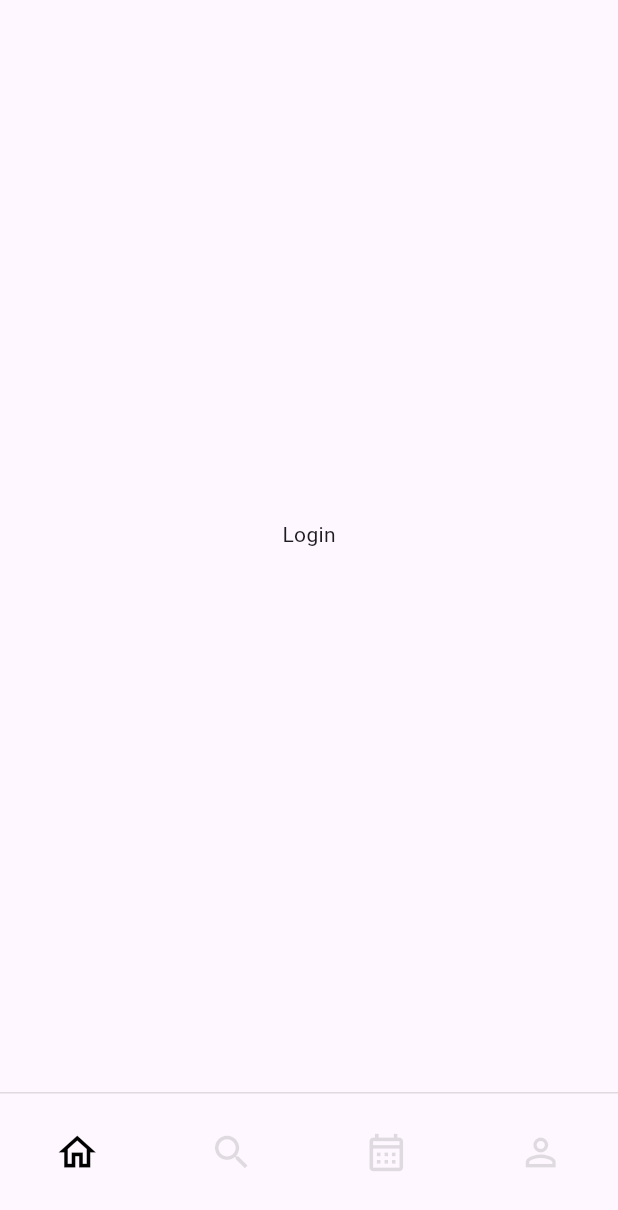
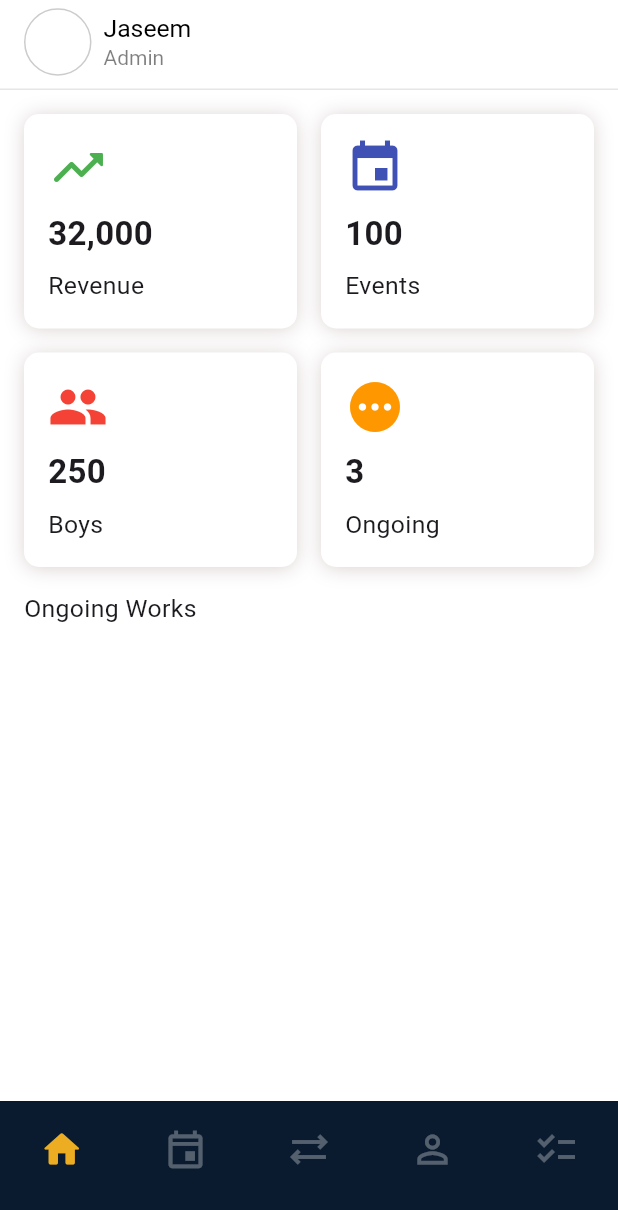
Before and after one commit to JASEEMCP/cateroe-admin, a Flutter app: the screen it shows after launch, on a phone screen of 412 x 824 dp. Shown: the top 1210 px of the screen. Run offline on Flutter 3.47's test engine with Material 3 defaults, Android fonts, the phone set to English and light mode, and no system bars; our stand-ins replace dio, flutter_bloc, flutter_secure_storage, freezed_annotation, gap, get_it and 4 more.

Commit message:
Refactor helper widget and update styles
- Removed unnecessary blank lines in helper_widget.dart.
- Added overflow property to CustomText widget.
- Updated text style in CustomText widget to use textN16.
- Adjusted font size calculation in CustomText widget.
- Updated imports in common_lib.dart to include helper_widget.dart.
- Changed the login page to ScreenHome in router.dart.
- Refactored color definitions in colors.dart for better clarity.
- Adjusted screen size thresholds in styles.dart for responsive design.
- Enhanced AppTheme class to include new color properties and updated theme data.
- Updated pubspec.lock with new package versions and dependencies.
- Updated pubspec.yaml to require Dart SDK version 3.8.0.

```diff
--- a/analysis_options.yaml
+++ b/analysis_options.yaml
@@ -8,6 +8,9 @@
 # The following line activates a set of recommended lints for Flutter apps,
 # packages, and plugins designed to encourage good coding practices.
 include: package:flutter_lints/flutter.yaml
+
+formatter:
+  trailing_commas: preserve
 
 linter:
   # The lint rules applied to this project can be customized in the
--- /dev/null
+++ b/lib/presentation/home/home_screen.dart
@@ -0,0 +1,104 @@
+import 'package:app/presentation/widget/custom_home_card.dart';
+import 'package:app/resource/utils/common_lib.dart';
+
+class ScreenHome extends StatelessWidget {
+  const ScreenHome({super.key});
+
+  @override
+  Widget build(BuildContext context) {
+    final inset = $style.insets;
+    return Scaffold(
+      appBar: AppBar(
+        bottom: PreferredSize(
+          preferredSize: const Size.fromHeight(4.0),
+          child: Container(
+            color: context.theme.kBlack.withValues(alpha: 0.1),
+            height: 1,
+          ),
+        ),
+
+        title: Row(
+          spacing: inset.xs,
+          children: [
+            Container(
+              height: 45,
+              width: 45,
+              decoration: BoxDecoration(
+                shape: BoxShape.circle,
+                color: context.theme.kWhite,
+                border: Border.all(
+                  color: context.theme.kBlack.withValues(alpha: 0.2),
+                ),
+              ),
+              //child: Icon(Icons.account_circle),
+            ),
+            Column(
+              crossAxisAlignment: CrossAxisAlignment.start,
+              children: [
+                CustomText(
+                  txt: 'Jaseem',
+                  color: context.theme.kBlack,
+                ),
+                CustomText(
+                  txt: 'Admin',
+                  color: context.theme.kBlack.withValues(alpha: 0.5),
+                  fontSize: 14,
+                ),
+              ],
+            ),
+          ],
+        ),
+      ),
+      body: SingleChildScrollView(
+        padding: EdgeInsets.all(inset.sm),
+        child: Column(
+          crossAxisAlignment: CrossAxisAlignment.start,
+          spacing: inset.sm,
+          children: [
+            Row(
+              spacing: inset.sm,
+              children: [
+                Expanded(child: CustomHomeCard()),
+
+                Expanded(
+                  child: CustomHomeCard(
+                    title: '100',
+                    subtitle: 'Events',
+                    icon: Icons.event,
+                    iconColor: Colors.indigo,
+                  ),
+                ),
+              ],
+            ),
+            Row(
+              spacing: inset.sm,
+              children: [
+                Expanded(
+                  child: CustomHomeCard(
+                    title: '250',
+                    subtitle: 'Boys',
+                    icon: Icons.people,
+                    iconColor: Colors.red,
+                  ),
+                ),
+
+                Expanded(
+                  child: CustomHomeCard(
+                    title: '3',
+                    subtitle: 'Ongoing',
+                    icon: Icons.pending,
+                    iconColor: Colors.orange,
+                  ),
+                ),
+              ],
+            ),
+            CustomText(
+              txt: 'Ongoing Works',
+              fontWeight: FontWeight.normal,
+            ),
+          ],
+        ),
+      ),
+    );
+  }
+}
--- a/lib/presentation/main_screen/main_screen.dart
+++ b/lib/presentation/main_screen/main_screen.dart
@@ -17,11 +17,20 @@ class _ScreenMainState extends State<ScreenMain> {
     final inset = $style.insets;
     return Scaffold(
       bottomNavigationBar: Container(
+        height: 90,
+        decoration: BoxDecoration(
+          color: context.theme.kSecondary,
+          border: Border(
+            top: BorderSide(
+              color: context.theme.kBlack.withValues(alpha: 0.1),
+            ),
+          ),
+        ),
+        child: Column(
+          mainAxisSize: MainAxisSize.min,
+          children: [
+            Container(
               margin: EdgeInsets.symmetric(vertical: inset.sm),
-        height: 80,
-        decoration: BoxDecoration(
-          border: Border(top: BorderSide(color: Colors.black12)),
-        ),
               child: ValueListenableBuilder(
                 valueListenable: tabChangeNotifier,
                 builder: (context, index, _) {
@@ -30,8 +39,8 @@ class _ScreenMainState extends State<ScreenMain> {
                     children: [
                       _buildNavIconBtn(
                         index == 0,
+                        Icons.home_outlined,
                         Icons.home_rounded,
-                  Icons.home_outlined,
                         () {
                           tabChangeNotifier.value = 0;
                           if (index != 0) {
@@ -41,8 +50,8 @@ class _ScreenMainState extends State<ScreenMain> {
                       ),
                       _buildNavIconBtn(
                         index == 1,
-                  Icons.search_outlined,
-                  Icons.search,
+                        Icons.event_outlined,
+                        Icons.event,
                         () {
                           tabChangeNotifier.value = 1;
                           if (index != 1) {
@@ -52,8 +61,8 @@ class _ScreenMainState extends State<ScreenMain> {
                       ),
                       _buildNavIconBtn(
                         index == 2,
-                  Icons.calendar_month_outlined,
-                  Icons.calendar_month,
+                        Icons.sync_alt_outlined,
+                        Icons.sync_alt,
                         () {
                           tabChangeNotifier.value = 2;
                           if (index != 2) {
@@ -72,9 +81,23 @@ class _ScreenMainState extends State<ScreenMain> {
                           }
                         },
                       ),
+                      _buildNavIconBtn(
+                        index == 4,
+                        Icons.checklist_outlined,
+                        Icons.checklist,
+                        () {
+                          tabChangeNotifier.value = 4;
+                          if (index != 4) {
+                            //context.go(ScreenPath.profile);
+                          }
+                        },
+                      ),
                     ],
                   );
                 },
+              ),
+            ),
+          ],
         ),
       ),
       body: widget.child,
@@ -92,7 +115,9 @@ class _ScreenMainState extends State<ScreenMain> {
       child: Icon(
         isSelected ? selected : unSelected,
         size: 30,
-        color: isSelected ? Colors.black : Colors.black12,
+        color: isSelected
+            ? context.theme.kPrimaryGold
+            : context.theme.kWhite.withValues(alpha: 0.3),
       ),
     );
   }
--- a/lib/presentation/styles/colors.dart
+++ /dev/null
@@ -1,17 +0,0 @@
-import 'package:flutter/material.dart';
-
-class AppColors {
-  /// Light theme colors
-  static Color kBlack = Colors.black;
-  static Color kWhite = Colors.white;
-  static Color primary = Colors.pink;
-  static Color background = Colors.white;
-  static Color divider = Colors.grey.shade300;
-
-  /// Dark theme colors
-  static Color kBlackDark = Colors.white;
-  static Color kWhiteDark = Colors.black;
-  static Color primaryDark = const Color.fromARGB(255, 185, 9, 68);
-  static Color backgroundDark = Colors.black;
-  static Color dividerDark = Colors.grey.shade700;
-}
--- a/lib/presentation/styles/responsive_layout.dart
+++ /dev/null
@@ -1,53 +0,0 @@
-
-
-import 'package:flutter/material.dart';
-
-const int mobileSize = 600;
-const int tabletSize = 1100;
-
-class ResponsiveLayout extends StatelessWidget {
-  // the custom screen size is specific to this project
-  final Widget mobile;
-  final Widget tablet;
-  final Widget desktop;
-
-  const ResponsiveLayout({
-    super.key,
-    required this.mobile,
-    required this.tablet,
-    required this.desktop,
-  });
-
-  static bool isMobile(BuildContext context) {
-    return MediaQuery.of(context).size.width < mobileSize;
-  }
-
-  static bool isTablet(BuildContext context) {
-    final mq = MediaQuery.of(context).size.width;
-
-    return mobileSize <= mq && mq <= tabletSize;
-  }
-
-  static bool isDesktop(BuildContext context) {
-    final mq = MediaQuery.of(context).size.width;
-    return mq >= tabletSize;
-  }
-
-  // static AppStyle get style => _style;
-  // static AppStyle _style = AppStyle();
-  @override
-  Widget build(BuildContext context) {
-    return LayoutBuilder(
-      builder: (context, constraints) {
-        // _style = AppStyle(screenSize: context.mq);
-        if (constraints.maxWidth < mobileSize) {
-          return mobile;
-        } else if (constraints.maxWidth < tabletSize) {
-          return tablet;
-        } else {
-          return desktop;
-        }
-      },
-    );
-  }
-}
--- a/lib/presentation/styles/styles.dart
+++ /dev/null
@@ -1,155 +0,0 @@
-
-
-// ignore_for_file: library_private_types_in_public_api
-
-import 'package:flutter/material.dart';
-import 'package:app/styles/colors.dart';
-
-@immutable
-class AppStyle {
-  AppStyle({Size? screenSize}) {
-    if (screenSize == null) {
-      scale = 1;
-      return;
-    }
-    final shortestSide = screenSize.shortestSide;
-    const mobile = 600;
-    const tablet = 1100;
-
-    if (shortestSide > tablet) {
-      scale = 1.5;
-    } else if (shortestSide < tablet && shortestSide > mobile) {
-      scale = 1;
-    } else {
-      scale = 1;
-    }
-  }
-
-  late final double scale;
-
-  /// The current theme colors for the app
-  final AppColors colors = AppColors();
-
-  /// Rounded edge corner radii
-  late final _Corners corners = _Corners();
-
-  /// Padding and margin values
-  late final _Insets insets = _Insets(scale);
-
-  /// Text styles
-  late final _TextStyles text = _TextStyles(scale: scale);
-
-  /// Animation Durations
-  final _Times times = _Times();
-
-  /// Font size
-}
-
-@immutable
-class _TextStyles {
-  _TextStyles({required this.scale});
-  final double scale;
-  final fSize = _FontSize();
-
-  final TextStyle hNormal = const TextStyle(fontWeight: FontWeight.w400);
-  final TextStyle hSBold = const TextStyle(fontWeight: FontWeight.w600);
-  final TextStyle hBold = const TextStyle(fontWeight: FontWeight.bold);
-  final TextStyle hEBold = const TextStyle(fontWeight: FontWeight.w800);
-
-  // Bold Fonts
-  late final TextStyle textBold8 = _createFont(hBold, sizePx: fSize.s8);
-  late final TextStyle textBold10 = _createFont(hBold, sizePx: fSize.s10);
-  late final TextStyle textBold12 = _createFont(hBold, sizePx: fSize.s12);
-  late final TextStyle textBold14 = _createFont(hBold, sizePx: fSize.s14);
-  late final TextStyle textBold16 = _createFont(hBold, sizePx: fSize.s16);
-  late final TextStyle textBold18 = _createFont(hBold, sizePx: fSize.s18);
-  late final TextStyle textBold20 = _createFont(hBold, sizePx: fSize.s20);
-  late final TextStyle textBold22 = _createFont(hBold, sizePx: fSize.s22);
-  late final TextStyle textBold26 = _createFont(hBold, sizePx: fSize.s26);
-  late final TextStyle textBold30 = _createFont(hBold, sizePx: fSize.s30);
-
-  // Semi-Bold
-  late final TextStyle textSBold10 = _createFont(hSBold, sizePx: fSize.s10);
-  late final TextStyle textSBold12 = _createFont(hSBold, sizePx: fSize.s12);
-  late final TextStyle textSBold14 = _createFont(hSBold, sizePx: fSize.s14);
-  late final TextStyle textSBold16 = _createFont(hSBold, sizePx: fSize.s16);
-  late final TextStyle textSBold18 = _createFont(hSBold, sizePx: fSize.s18);
-  late final TextStyle textSBold22 = _createFont(hSBold, sizePx: fSize.s22);
-  late final TextStyle textSBold26 = _createFont(hSBold, sizePx: fSize.s26);
-
-  // Normal-font
-  late final TextStyle textN10 = _createFont(hNormal, sizePx: fSize.s10);
-  late final TextStyle textN12 = _createFont(hNormal, sizePx: fSize.s12);
-  late final TextStyle textN14 = _createFont(hNormal, sizePx: fSize.s14);
-  late final TextStyle textN16 = _createFont(hNormal, sizePx: fSize.s16);
-  late final TextStyle textN18 = _createFont(hNormal, sizePx: fSize.s18);
-  late final TextStyle textN22 = _createFont(hNormal, sizePx: fSize.s22);
-  late final TextStyle textN26 = _createFont(hNormal, sizePx: fSize.s24);
-
-  // Extra-Bold
-  late final TextStyle textEB10 = _createFont(hEBold, sizePx: fSize.s10);
-  late final TextStyle textEB12 = _createFont(hEBold, sizePx: fSize.s12);
-  late final TextStyle textEB14 = _createFont(hEBold, sizePx: fSize.s14);
-  late final TextStyle textEB16 = _createFont(hEBold, sizePx: fSize.s16);
-  late final TextStyle textEB18 = _createFont(hEBold, sizePx: fSize.s18);
-  late final TextStyle textEB22 = _createFont(hEBold, sizePx: fSize.s22);
-  late final TextStyle textEB26 = _createFont(hEBold, sizePx: fSize.s26);
-
-  TextStyle _createFont(TextStyle style,
-      {required double sizePx, String? fontFamily}) {
-    sizePx *= scale;
-    return style.copyWith(
-      fontFamily: fontFamily,
-      fontSize: sizePx,
-    );
-  }
-}
-
-@immutable
-class _Times {
-  final Duration fast = const Duration(milliseconds: 300);
-  final Duration med = const Duration(milliseconds: 600);
-  final Duration slow = const Duration(milliseconds: 900);
-  final Duration pageTransition = const Duration(milliseconds: 200);
-}
-
-@immutable
-class _FontSize {
-  final double s8 = 8.0;
-  final double s10 = 10.0;
-  final double s12 = 12.0;
-  final double s14 = 14.0;
-  final double s16 = 16.5;
-  final double s18 = 18.5;
-  final double s20 = 20.0;
-  final double s22 = 22.0;
-  final double s24 = 24.0;
-  final double s26 = 26.0;
-  final double s28 = 28.0;
-  final double s30 = 30.0;
-  final double s32 = 32.0;
-}
-
-@immutable
-class _Corners {
-  late final double sm = 15;
-  late final double md = 20;
-  late final double lg = 30;
-}
-
-@immutable
-class _Insets {
-  _Insets(this._scale);
-  final double _scale;
-
-   late final double xxxs = 2 * _scale;
-  late final double xxs = 4 * _scale;
-  late final double xs = 8 * _scale;
-  late final double sm = 18 * _scale;
-  late final double md = 24 * _scale;
-  late final double lg = 32 * _scale;
-  late final double xl = 48 * _scale;
-  late final double xxl = 56 * _scale;
-  late final double offset = 80 * _scale;
-  double customSize (double s)=> s * _scale;
-}
--- a/lib/presentation/styles/theme.dart
+++ /dev/null
@@ -1,64 +0,0 @@
-import 'package:flutter/material.dart';
-import 'package:app/styles/colors.dart';
-
-enum ThemeType {
-  light,
-  dark,
-}
-
-class AppTheme {
-  static ThemeType defaultTheme = ThemeType.light;
-
-  bool isDark;
-  Color kBlack;
-  Color kWhite;
-  Color spaPink;
-
-  Color spaDivider;
-
-  /// Default constructor
-  AppTheme({
-    required this.isDark,
-    required this.kBlack,
-    required this.kWhite,
-    required this.spaPink,
-    required this.spaDivider,
-  });
-
-  /// fromType factory constructor
-  factory AppTheme.fromType(ThemeType t) {
-    switch (t) {
-      case ThemeType.light:
-        return AppTheme(
-          isDark: false,
-          kBlack: AppColors.kBlack,
-          kWhite: AppColors.kWhite,
-          spaPink: AppColors.kBlack,
-          spaDivider: AppColors.kBlack,
-        );
-
-      case ThemeType.dark:
-        return AppTheme(
-          isDark: true,
-          kBlack: AppColors.kBlack,
-          kWhite: AppColors.kBlack,
-          spaPink: AppColors.primaryDark,
-          spaDivider: AppColors.kWhite,
-        );
-    }
-  }
-
-  ThemeData get themeData {
-    var t = ThemeData(
-      useMaterial3: true,
-      scaffoldBackgroundColor: kWhite,
-      appBarTheme: AppBarTheme(
-        backgroundColor: kWhite,
-        surfaceTintColor: kWhite,
-      ),
-    );
-    return t.copyWith(
-      materialTapTargetSize: MaterialTapTargetSize.shrinkWrap,
-    );
-  }
-}
--- /dev/null
+++ b/lib/presentation/widget/custom_home_card.dart
@@ -0,0 +1,56 @@
+import 'package:app/resource/utils/common_lib.dart';
+
+class CustomHomeCard extends StatelessWidget {
+  const CustomHomeCard({
+    super.key,
+    this.icon,
+    this.title,
+    this.subtitle,
+    this.iconColor,
+    this.txtColor,
+  });
+  final IconData? icon;
+  final String? title;
+  final String? subtitle;
+  final Color? iconColor;
+  final Color? txtColor;
+
+  @override
+  Widget build(BuildContext context) {
+    final inset = $style.insets;
+    return Container(
+      //height: 100,
+      width: context.mq.width / 2,
+      padding: EdgeInsets.all(inset.sm),
+      decoration: BoxDecoration(
+        color: Colors.white,
+        borderRadius: BorderRadius.circular(10),
+        boxShadow: [
+          BoxShadow(
+            color: const Color.fromARGB(255, 221, 212, 212),
+            spreadRadius: 0,
+            blurRadius: 10,
+            offset: Offset(0, 1),
+          ),
+        ],
+      ),
+      child: Column(
+        crossAxisAlignment: CrossAxisAlignment.start,
+        spacing: inset.xs,
+        children: [
+          Icon(
+            icon ?? Icons.trending_up_rounded,
+            color: iconColor ?? Colors.green,
+            size: 40,
+          ),
+          CustomText(
+            txt: title ?? '32,000',
+            fontSize: 22,
+            fontWeight: FontWeight.bold,
+          ),
+          CustomText(txt: subtitle ?? 'Revenue'),
+        ],
+      ),
+    );
+  }
+}
--- a/lib/presentation/widget/helper_widget.dart
+++ b/lib/presentation/widget/helper_widget.dart
@@ -1,5 +1,3 @@
-
-
 import 'package:app/resource/utils/common_lib.dart';
 
 class CustomText extends StatelessWidget {
@@ -9,24 +7,27 @@ class CustomText extends StatelessWidget {
     this.fontSize,
     this.color,
     this.fontWeight,
-    this.maxLine,
+    this.maxLine, this.overflow,
   });
   final String txt;
   final double? fontSize;
   final Color? color;
   final FontWeight? fontWeight;
   final int? maxLine;
+  final TextOverflow? overflow;
 
   @override
   Widget build(BuildContext context) {
+    final inset = $style.insets;
     return Text(
       txt,
       textScaler: const TextScaler.linear(1),
       maxLines: maxLine,
-      style: $style.text.textSBold14.copyWith(
+      style: $style.text.textN16.copyWith(
         color: color,
-        fontSize: fontSize,
+        fontSize: fontSize != null ? inset.customSize(fontSize!) : null,
         fontWeight: fontWeight,
+        overflow: overflow,
       ),
     );
   }
@@ -39,7 +40,8 @@ class CustomTextButton extends StatelessWidget {
     this.fontSize,
     this.color,
     this.fontWeight,
-    this.maxLine, this.onTap,
+    this.maxLine,
+    this.onTap,
   });
   final String txt;
   final double? fontSize;
--- a/lib/resource/utils/common_lib.dart
+++ b/lib/resource/utils/common_lib.dart
@@ -9,3 +9,4 @@ export 'package:app/router/router_path.dart';
 export 'package:app/resource/utils/validator.dart';
 export 'package:flutter_bloc/flutter_bloc.dart';
 export 'package:app/resource/utils/extensions.dart';
+export 'package:app/presentation/widget/helper_widget.dart';
--- a/lib/router/router.dart
+++ b/lib/router/router.dart
@@ -1,3 +1,4 @@
+import 'package:app/presentation/home/home_screen.dart';
 import 'package:flutter/material.dart';
 import 'package:go_router/go_router.dart';
 import 'package:app/presentation/main_screen/main_screen.dart';
@@ -44,7 +45,7 @@ class AppRouter {
             parentNavigatorKey: _shellNavigatorKey,
             pageBuilder: (context, state) {
               return const CustomTransitionPage(
-                child: Center(child: Text('Login')),
+                child: ScreenHome(),
                 transitionsBuilder: useNavChangeTransition,
               );
             },
--- a/lib/styles/colors.dart
+++ b/lib/styles/colors.dart
@@ -2,11 +2,13 @@ import 'package:flutter/material.dart';
 
 class AppColors {
   /// Light theme colors
-  static  Color kBlack = Colors.white;
-  static  Color kWhite = Colors.black;
-
+  static Color kGold = const Color.fromARGB(255, 237, 173, 35);
+  static Color kSecondary = const Color.fromRGBO(10, 27, 47, 1);
+  static Color kSecondaryLight = const Color.fromARGB(255, 14, 52, 95);
+  static Color kWhite = Colors.white;
+  static Color kBlack = Colors.black;
 
   /// Dark theme colors
-  static  Color primaryDark = Colors.black;
-  static  Color secondaryDark = Colors.white;
+  // static  Color primaryDark = Colors.black;
+  // static  Color secondaryDark = Colors.white;
 }
--- a/lib/styles/styles.dart
+++ b/lib/styles/styles.dart
@@ -13,13 +13,13 @@ class AppStyle {
       return;
     }
     final shortestSide = screenSize.shortestSide;
-    const mobile = 600;
-    const tablet = 1100;
+    const mobile = 400;
+    const tablet = 600;
 
     if (shortestSide > tablet) {
       scale = 1.5;
-    } else if (shortestSide < tablet && shortestSide > mobile) {
-      scale = 1;
+    } else if (shortestSide >= tablet && shortestSide > mobile) {
+      scale = 1.2;
     } else {
       scale = 1;
     }
--- a/lib/styles/theme.dart
+++ b/lib/styles/theme.dart
@@ -1,5 +1,6 @@
 import 'package:flutter/material.dart';
 import 'package:app/styles/colors.dart';
+import 'package:flutter/services.dart';
 
 enum ThemeType {
   light,
@@ -9,13 +10,19 @@ enum ThemeType {
 class AppTheme {
   static ThemeType defaultTheme = ThemeType.light;
 
-  bool isDark;
+  bool? isDark = false;
+  Color? kPrimaryGold = AppColors.kGold;
+  Color? kSecondary = AppColors.kSecondary;
+  Color? kSecondaryLight = AppColors.kSecondaryLight;
   Color kBlack;
   Color kWhite;
 
   /// Default constructor
   AppTheme({
-    required this.isDark,
+    this.isDark,
+    this.kSecondary,
+    this.kPrimaryGold,
+    this.kSecondaryLight,
     required this.kBlack,
     required this.kWhite,
   });
@@ -26,15 +33,18 @@ class AppTheme {
       case ThemeType.light:
         return AppTheme(
           isDark: false,
+          kSecondary: AppColors.kSecondary,
+          kSecondaryLight: AppColors.kSecondaryLight,
+          kPrimaryGold: AppColors.kGold,
           kBlack: AppColors.kBlack,
-          kWhite: AppColors.kBlack,
+          kWhite: AppColors.kWhite,
         );
 
       case ThemeType.dark:
         return AppTheme(
           isDark: true,
-          kBlack: AppColors.primaryDark,
-          kWhite: AppColors.secondaryDark,
+          kBlack: AppColors.kBlack,
+          kWhite: AppColors.kWhite,
         );
     }
   }
@@ -42,6 +52,18 @@ class AppTheme {
   ThemeData get themeData {
     var t = ThemeData(
       useMaterial3: true,
+      scaffoldBackgroundColor: kWhite,
+
+      appBarTheme: AppBarTheme(
+        backgroundColor: kWhite,
+        surfaceTintColor: kWhite,
+        systemOverlayStyle: SystemUiOverlayStyle(
+          statusBarColor: Colors.transparent, //i like transaparent :-)
+          systemNavigationBarColor: Colors.white, // navigation bar color
+          statusBarIconBrightness: Brightness.dark, // status bar icons' color
+          systemNavigationBarIconBrightness: Brightness.dark,
+        ),
+      ),
     );
     return t.copyWith(
       materialTapTargetSize: MaterialTapTargetSize.shrinkWrap,
--- a/pubspec.yaml
+++ b/pubspec.yaml
@@ -6,7 +6,7 @@ publish_to: 'none' # Remove this line if you wish to publish to pub.dev
 version: 1.0.0+1
 
 environment:
-  sdk: ^3.7.2
+  sdk: ^3.8.0
 
 dependencies:
   cookie_jar: ^4.0.8
```
Also changed, not shown: pubspec.lock, 3 other files. Lines whose indentation alone changed are shown as unchanged.
